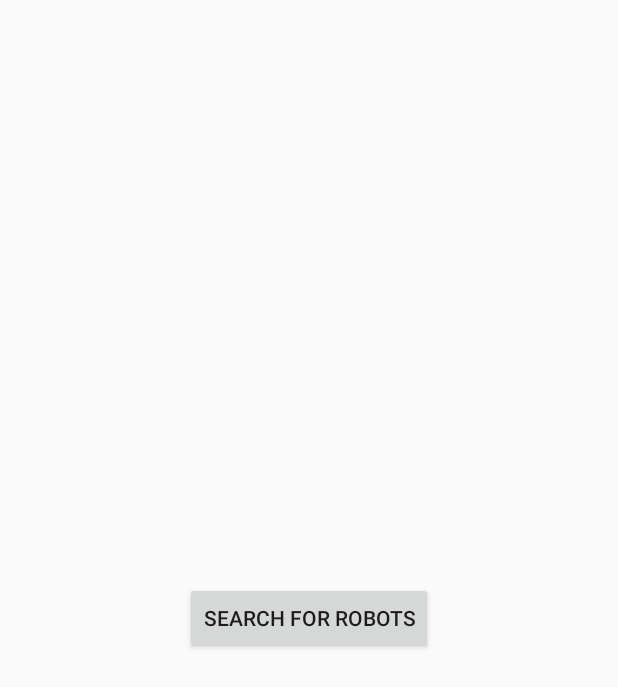
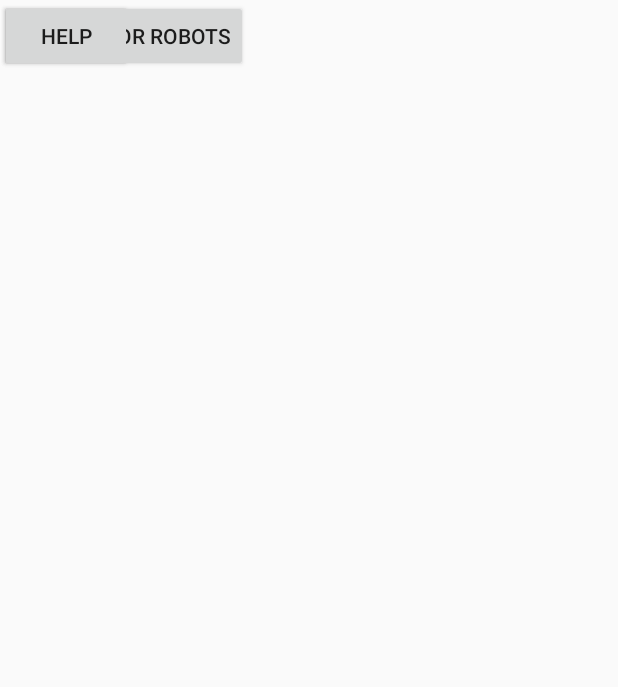
Before and after one commit to jaydngoodwin/w8r, an Android app: the screen it shows after launch (MainActivity), on a phone screen of 412 x 824 dp. Shown: the top 687 px of the screen. Run offline under Robolectric (Android 15) with nearby library versions, the phone set to English and light mode, and no system bars.

Commit message:
Created fragment and made changes to main activity and view model

```diff
--- a/app/src/main/java/com/twoonetech/w8r/MainActivity.java
+++ b/app/src/main/java/com/twoonetech/w8r/MainActivity.java
@@ -3,6 +3,8 @@ package com.twoonetech.w8r;
 import android.arch.lifecycle.ViewModelProviders;
 import android.os.Bundle;
 import android.support.annotation.Nullable;
+import android.support.v4.app.FragmentManager;
+import android.support.v4.app.FragmentTransaction;
 import android.support.v7.app.AppCompatActivity;
 import android.util.Log;
 import android.widget.Button;
@@ -15,6 +17,9 @@ public class MainActivity extends AppCompatActivity {
         setContentView(R.layout.activity_main);
         Log.d("App start", "App start");
 
+        FragmentManager fragmentManager = this.getSupportFragmentManager();
+        FragmentTransaction fragmentTransaction = fragmentManager.beginTransaction();
+
         RobotsViewModel model = ViewModelProviders.of(this).get(RobotsViewModel.class);
 
         Button searchForRobots = findViewById(R.id.search_for_robots);
@@ -22,6 +27,11 @@ public class MainActivity extends AppCompatActivity {
 
         });
 
+        Button help = findViewById(R.id.help);
+        searchForRobots.setOnClickListener(view -> {
+
+        });
+
     }
 
 }
--- /dev/null
+++ b/app/src/main/java/com/twoonetech/w8r/RobotFragment.java
@@ -0,0 +1,4 @@
+package com.twoonetech.w8r;
+
+public class RobotFragment {
+}
--- a/app/src/main/java/com/twoonetech/w8r/RobotsViewModel.java
+++ b/app/src/main/java/com/twoonetech/w8r/RobotsViewModel.java
@@ -4,14 +4,15 @@ import android.arch.lifecycle.LiveData;
 import android.arch.lifecycle.MutableLiveData;
 import android.arch.lifecycle.ViewModel;
 
+import java.util.List;
 import java.util.Map;
 
 public class RobotsViewModel extends ViewModel {
 
-    //robots is a mapping between the ip addresses of each robot to an object which contains the status of the robot
-    private MutableLiveData<Map<String,Object>> liveRobotData;
+    //liveRobotIps is a live list of the robot ips that are on the same network
+    private MutableLiveData<List<String>> liveRobotIps;
 
-    public LiveData<Map<String,Object>> getLiveRobotData() {
+    public LiveData<Map<String,Object>> getLiveRobotData(){
         if (liveRobotData == null) {
             //If the live data is null, instantiate it with a new MutableLiveData and set it's value to null
             liveRobotData = new MutableLiveData<>();
@@ -20,13 +21,14 @@ public class RobotsViewModel extends ViewModel {
         return liveRobotData;
     }
 
-    public void updateUserData(Map<String,Object> robotData) {
+    public void updateUserData(Map<String,Object> robotData){
         //Update the local robot data
         liveRobotData.setValue(robotData);
     }
 
     public Object getSpecificRobotData(String ip){
-        //if given ip is not in the set of robots
+        //If given ip is not in the set of robots
+        Methods.sendCommand("","","getStatus",new String[]{});
         Object robotData;
         if (!liveRobotData.getValue().keySet().contains(ip)){
             robotData = null;
@@ -36,6 +38,11 @@ public class RobotsViewModel extends ViewModel {
         return robotData;
     }
 
-
+    //Use DHCP to get ip address of all devices on network that ARE robots and put it into the live list
+    public List<String> searchForRobots(){
+        List<String> ips; //DO DHCP STUFF HERE
+        liveRobotIps.postValue(ips); //Put updated list of ips into the live list
+        return ips;
+    }
 
 }
--- a/app/src/main/res/layout/activity_main.xml
+++ b/app/src/main/res/layout/activity_main.xml
@@ -9,10 +9,12 @@
         android:id="@+id/search_for_robots"
         android:layout_width="wrap_content"
         android:layout_height="wrap_content"
-        android:text="Search for robots"
-        app:layout_constraintBottom_toBottomOf="parent"
-        app:layout_constraintEnd_toEndOf="parent"
-        app:layout_constraintStart_toStartOf="parent"
-        app:layout_constraintTop_toTopOf="parent" />
+        android:text="Search for robots" />
+
+    <Button
+        android:id="@+id/help"
+        android:layout_width="wrap_content"
+        android:layout_height="wrap_content"
+        android:text="Help" />
 
 </android.support.constraint.ConstraintLayout>
--- /dev/null
+++ b/app/src/main/res/layout/fragment_robot.xml
@@ -0,0 +1,6 @@
+<?xml version="1.0" encoding="utf-8"?>
+<android.support.constraint.ConstraintLayout
+    xmlns:android="http://schemas.android.com/apk/res/android" android:layout_width="match_parent"
+    android:layout_height="match_parent">
+
+</android.support.constraint.ConstraintLayout>
```
